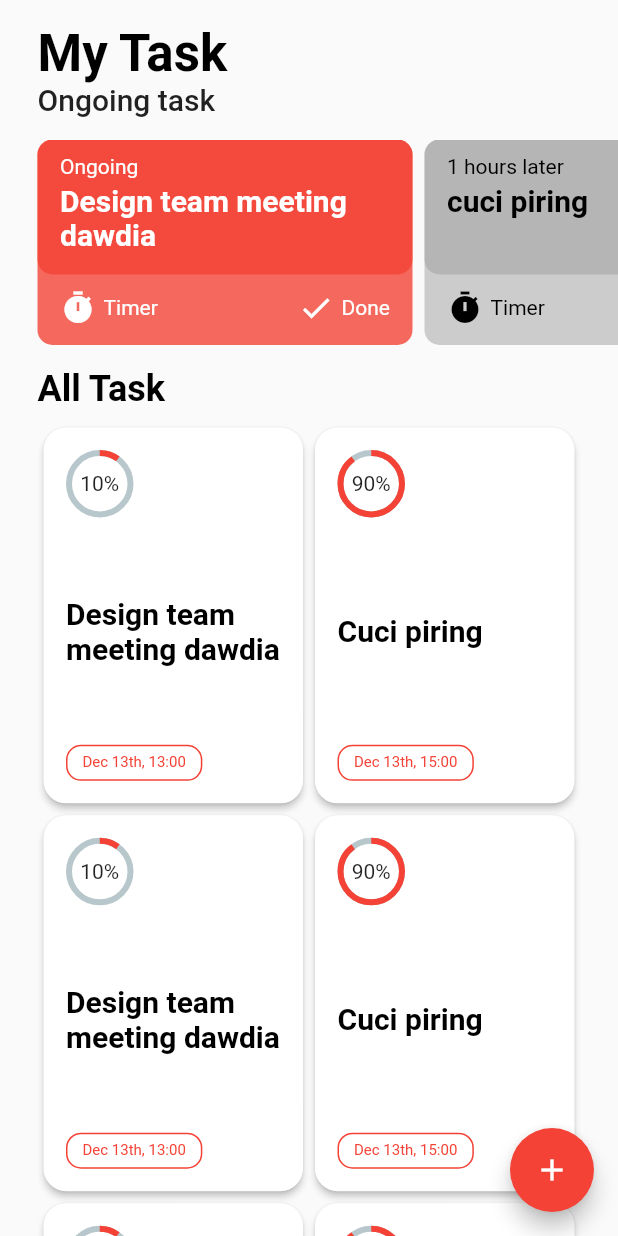
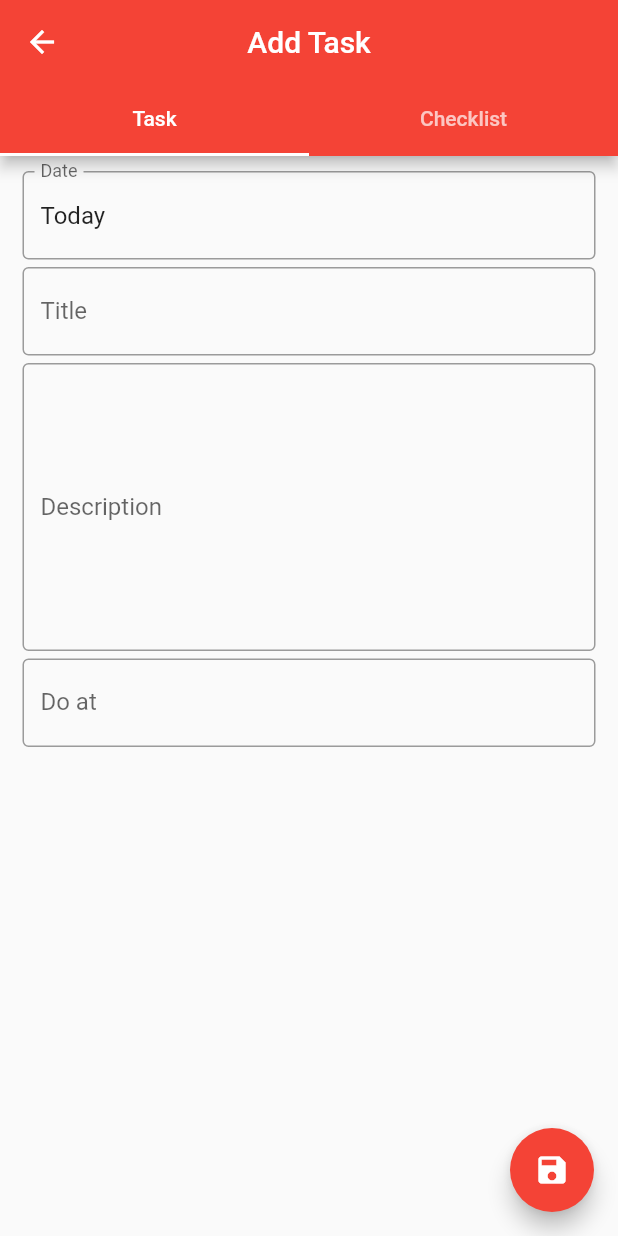
Before and after one commit to alaraiabdiallah/potomo, a Flutter app: the screen it shows after launch, after a tap on the "add" icon, on a phone screen of 412 x 824 dp. Run offline on Flutter 3.47's test engine with Material 2 defaults, Android fonts, the phone set to English and light mode, and no system bars; drawn by our look-alikes of percent_indicator; our stand-ins replace flutter_datetime_picker, google_fonts; missing offline and left inert: sqfentity, sqfentity_gen.

Commit message:
form add task & model

```diff
--- /dev/null
+++ b/lib/models/sqlite_model.dart
@@ -0,0 +1,30 @@
+import 'package:sqfentity_gen/sqfentity_gen.dart';
+import 'dart:convert';
+import 'dart:typed_data';
+import 'package:sqfentity/sqfentity.dart';
+
+part 'sqlite_model.g.dart';
+
+const seqIdentity = SqfEntitySequence(
+  sequenceName: 'identity',
+);
+
+const tableTaks = SqfEntityTable(
+    tableName: 'tasks',
+    primaryKeyName: 'id',
+    primaryKeyType: PrimaryKeyType.integer_auto_incremental,
+    useSoftDeleting: false,
+    fields: [
+      SqfEntityField('title', DbType.text),
+      SqfEntityField('description', DbType.text),
+      SqfEntityField('date', DbType.date),
+      SqfEntityField('time_do_at', DbType.datetime)
+    ]
+);
+
+@SqfEntityBuilder(potomoDB)
+const potomoDB = SqfEntityModel(
+  sequences: [seqIdentity],
+  databaseName: "potomo.db",
+  databaseTables: [tableTaks]
+);
--- a/lib/screens/home_screen.dart
+++ b/lib/screens/home_screen.dart
@@ -1,5 +1,8 @@
+import 'package:flutter/cupertino.dart';
 import 'package:flutter/material.dart';
 import 'package:google_fonts/google_fonts.dart';
+import 'package:potomo/screens/todo_form_screen.dart';
+import 'package:potomo/utils/str.dart';
 import 'package:potomo/widgets/potomo_appbar.dart';
 import 'package:potomo/widgets/task_card_style1.dart';
 import 'package:potomo/widgets/task_card_style2.dart';
@@ -25,7 +28,7 @@ class _HomeScreenState extends State<HomeScreen> {
     ),
   );
 
-  Widget _allTask() => Expanded(
+  Widget _otherTask() => Expanded(
     child: Container(
       padding: EdgeInsets.symmetric(horizontal: 25),
       child: GridView.count(
@@ -51,7 +54,7 @@ class _HomeScreenState extends State<HomeScreen> {
         child: Container(
           child: Column(
             children: <Widget>[
-              PotomoAppBar(title: "My Task", subtitle: "Ongoing task", subTitlePosition: SubTitlePosition.BELOW,),
+              PotomoAppBar(title: Str.HOME_TITLE, subtitle: Str.HOME_SUBTITLE, subTitlePosition: SubTitlePosition.BELOW,),
               Expanded(
                 child: Column(
                   crossAxisAlignment: CrossAxisAlignment.start,
@@ -60,14 +63,25 @@ class _HomeScreenState extends State<HomeScreen> {
                     Container(
                       margin: EdgeInsets.only(bottom: 8),
                       padding: const EdgeInsets.symmetric(horizontal: 25),
-                      child: Text("All Task", style: GoogleFonts.hindVadodara(
-                          textStyle: Theme.of(context).textTheme.headline5.copyWith(
-                          color: Colors.black,
-                          fontWeight: FontWeight.w600
-                        )
-                      ),),
+                      child: Row(
+                        mainAxisAlignment: MainAxisAlignment.spaceBetween,
+                        children: <Widget>[
+                          Text(Str.OTHER_TASK, style: GoogleFonts.hindVadodara(
+                              textStyle: Theme.of(context).textTheme.headline5.copyWith(
+                              color: Colors.black,
+                              fontWeight: FontWeight.w600
+                            )
+                          ),),
+                          OutlineButton(
+                              onPressed: (){},
+                              child: Text(Str.MORE),
+                              textColor: Colors.red,
+                              borderSide: BorderSide(color: Colors.red),
+                          )
+                        ],
+                      ),
                     ),
-                    _allTask()
+                    _otherTask()
                   ],
                 ),
               )
@@ -76,7 +90,9 @@ class _HomeScreenState extends State<HomeScreen> {
         ),
       ),
       floatingActionButton: FloatingActionButton(
-        onPressed: (){},
+        onPressed: (){
+          Navigator.of(context).push(CupertinoPageRoute(builder: (context) => TodoFormScreen()));
+        },
         child: Icon(Icons.add),
       ),
     );
--- /dev/null
+++ b/lib/screens/todo_form_screen.dart
@@ -0,0 +1,194 @@
+
+import 'package:flutter/cupertino.dart';
+import 'package:flutter/material.dart';
+import 'package:flutter_datetime_picker/flutter_datetime_picker.dart';
+import 'package:intl/intl.dart';
+import 'package:potomo/utils/str.dart';
+
+class TodoFormScreen extends StatefulWidget {
+  @override
+  _TodoFormScreenState createState() => _TodoFormScreenState();
+}
+
+class _TodoFormScreenState extends State<TodoFormScreen> {
+  DateTime _todoDate;
+  DateTime _todoTimeDoAt = DateTime.now();
+  TextEditingController _todoDateTxtCtrl = TextEditingController();
+  TextEditingController _todoTitleTxtCtrl = TextEditingController();
+  TextEditingController _todoDescTxtCtrl = TextEditingController();
+  TextEditingController _todoTimeDoAtTxtCtrl = TextEditingController();
+
+  List<TextEditingController> _todoChecklist = List<TextEditingController>();
+
+  int editIndex;
+
+  @override
+  void initState() {
+    var editor = TextEditingController();
+    editor.text = "Test";
+    _todoChecklist.add(editor);
+    _todoChecklist.add(editor);
+    _todoDateChange(DateTime.now());
+  }
+
+  _todoDateFormat(DateTime dt) => DateFormat("d MMMM y").format(dt);
+  _todoTimeFormat(DateTime dt) => DateFormat("HH:mm").format(dt);
+
+  _todoDateChange(DateTime dt) {
+    if(_todoDate == null) _todoDate = dt;
+    String ds = _todoDateFormat(dt);
+    _todoDateTxtCtrl.text = ds;
+    if(ds == _todoDateFormat(_todoDate)) _todoDateTxtCtrl.text = "Today";
+    _todoDate = dt;
+  }
+
+  _todoTimeChange(DateTime dt) {
+    if(_todoTimeDoAt == null) _todoTimeDoAt = dt;
+    String ds = _todoTimeFormat(dt);
+    _todoTimeDoAtTxtCtrl.text = ds;
+    _todoTimeDoAt = dt;
+  }
+
+  _todoCheckListItem(int index, TextEditingController editor) {
+    return Container(
+      margin: EdgeInsets.only(bottom: 5),
+      child: Row(
+        children: <Widget>[
+          Expanded(
+            child: CupertinoTextField(
+              readOnly: index == editIndex? false: true,
+              controller: editor,
+              onTap: (){
+                setState(() => editIndex = index);
+                print(editIndex);
+              },
+            ),
+          ),
+          if(index == editIndex)...[
+            IconButton(icon: Icon(Icons.check), color: Colors.green, onPressed: (){
+              setState(() => editIndex = null);
+            }),
+            IconButton(icon: Icon(Icons.delete), color: Colors.red, onPressed: (){
+              setState(() => editIndex = null);
+            },)
+          ],
+          if(index != editIndex)...[
+            IconButton(icon: Icon(Icons.check_box_outline_blank), onPressed: (){
+              setState(() => editIndex = null);
+            })
+          ]
+        ],
+      ),
+    );
+  }
+
+  _todoInfoWidget() {
+    return Container(
+      padding: EdgeInsets.symmetric(horizontal: 15, vertical: 10),
+      child: ListView(
+        children: <Widget>[
+          TextFormField(
+            controller: _todoDateTxtCtrl,
+            decoration: InputDecoration(
+                hintText: Str.DATE_TASK_HINT_INPUT,
+                labelText: Str.DATE_TASK_LABEL_INPUT,
+                border: OutlineInputBorder()
+            ),
+            readOnly: true,
+            onTap: (){
+              DatePicker.showDatePicker(context,
+                  showTitleActions: true,
+                  minTime: _todoDate,
+                  maxTime: _todoDate.add(Duration(days: 365)),
+                  onConfirm: (date) {
+                      setState(() => _todoDateChange(date));
+                  }, currentTime: _todoDate, locale: LocaleType.id);
+            },
+          ),
+          SizedBox(height: 5,),
+          TextFormField(
+            controller: _todoTitleTxtCtrl,
+            decoration: InputDecoration(
+                hintText: Str.TITLE_TASK_HINT_INPUT,
+                labelText: Str.TITLE_TASK_LABEL_INPUT,
+                border: OutlineInputBorder()
+            ),
+          ),
+          SizedBox(height: 5,),
+          TextFormField(
+            controller: _todoDescTxtCtrl,
+            decoration: InputDecoration(
+                hintText: Str.DESC_TASK_HINT_INPUT,
+                labelText: Str.DESC_TASK_LABEL_INPUT,
+                border: OutlineInputBorder()
+            ),
+            maxLines: 8,
+          ),
+          SizedBox(height: 5,),
+          TextFormField(
+            controller: _todoTimeDoAtTxtCtrl,
+            decoration: InputDecoration(
+                hintText: Str.TIME_DO_TASK_HINT_INPUT,
+                labelText: Str.TIME_DO_TASK_LABEL_INPUT,
+                border: OutlineInputBorder()
+            ),
+            readOnly: true,
+            onTap: (){
+              DatePicker.showTimePicker(context,
+                  showTitleActions: true,
+                  onConfirm: (date) {
+                    setState(() => _todoTimeChange(date));
+                  }, currentTime: _todoTimeDoAt, locale: LocaleType.id);
+            }
+          )
+        ],
+      ),
+    );
+  }
+
+  _todoChecklistWidget() {
+    return Container(
+      padding: EdgeInsets.symmetric(horizontal: 15, vertical: 10),
+      child: ListView(
+        children: <Widget>[
+            ..._todoChecklist.asMap().map((i,e) => MapEntry(i, _todoCheckListItem(i,e)) ).values.toList(),
+            RaisedButton(
+                shape: RoundedRectangleBorder(borderRadius: BorderRadius.circular(10)),
+                onPressed: (){},
+                color: Colors.red,
+                child: Text(Str.ADD_CHECKLIST, style: TextStyle(color: Colors.white),),
+            )
+        ],
+      ),
+    );
+  }
+
+  @override
+  Widget build(BuildContext context) {
+    return DefaultTabController(
+      length: 2,
+      child: Scaffold(
+        appBar: AppBar(
+          title: Text("Add Task"),
+          centerTitle: true,
+          bottom: TabBar(
+            tabs: [
+              Tab(text: "Task",),
+              Tab(text: "Checklist",),
+            ],
+          ),
+        ),
+        body: TabBarView(
+          children: [
+            _todoInfoWidget(),
+            _todoChecklistWidget(),
+          ],
+        ),
+        floatingActionButton: FloatingActionButton(
+          onPressed: (){},
+          child: Icon(Icons.save),
+        ),
+      ),
+    );
+  }
+}
--- /dev/null
+++ b/lib/utils/str.dart
@@ -0,0 +1,16 @@
+class Str{
+  static final HOME_TITLE = "My Task";
+  static final HOME_SUBTITLE = "Ongoing task";
+  static final ADD_TASK = "Add Task";
+  static final ADD_CHECKLIST = "Add Checklist";
+  static final OTHER_TASK = "Other task";
+  static final DATE_TASK_LABEL_INPUT = "Date";
+  static final DATE_TASK_HINT_INPUT = "Ex: 17 May 2020";
+  static final TITLE_TASK_LABEL_INPUT = "Title";
+  static final TITLE_TASK_HINT_INPUT = "Ex: Workout";
+  static final DESC_TASK_LABEL_INPUT = "Description";
+  static final DESC_TASK_HINT_INPUT = "Ex: Workout morning with somene";
+  static final TIME_DO_TASK_LABEL_INPUT = "Do at";
+  static final TIME_DO_TASK_HINT_INPUT = "Ex: 15:00";
+  static final MORE = "More";
+}
--- a/pubspec.yaml
+++ b/pubspec.yaml
@@ -30,10 +30,16 @@ dependencies:
   cupertino_icons: ^0.1.3
   google_fonts: ^1.1.0
   percent_indicator: ^2.1.5
+  flutter_datetime_picker: ^1.3.8
+  intl: ^0.16.1
+  sqfentity: ^1.2.3
+  sqfentity_gen: ^1.2.3
 
 dev_dependencies:
   flutter_test:
     sdk: flutter
+  build_runner: ^1.6.5
+  build_verify: ^1.1.0
 
 # For information on the generic Dart part of this file, see the
 # following page: https://dart.dev/tools/pub/pubspec
```
Also changed, not shown: lib/models/sqlite_model.g.dart (added), pubspec.lock.
